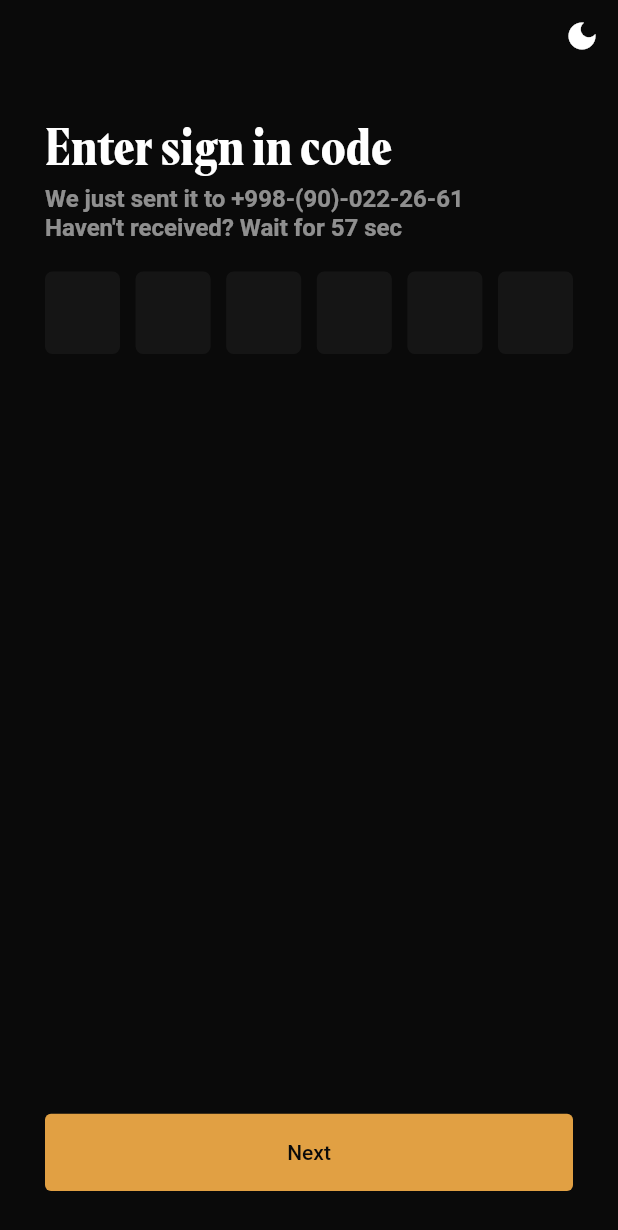
After one commit to FailureFox/smessanger, a Flutter app: the screen it shows after launch, swiped to page 3, on a phone screen of 412 x 824 dp. The commit adds this screen. Shown: the top 1230 px of the screen. Run offline on Flutter 3.47's test engine with Material 2 defaults, Android fonts, the phone set to English and light mode, and no system bars; drawn by our look-alikes of pin_code_fields; our stand-ins replace flutter_bloc, mask_text_input_formatter.

Commit message:
Auth-Ui-Building.

```diff
--- a/lib/src/bloc/auth_bloc/auth_bloc.dart
+++ b/lib/src/bloc/auth_bloc/auth_bloc.dart
@@ -25,5 +25,15 @@ class AuthBloc extends Bloc<AuthEvent, AuthState> {
     });
     on<AuthNumberChangeEvent>((event, emit) => emit(
         (state as AuthNumberInputState).copyWith(phoneNumber: event.number)));
+
+    on<AuthInputNextEvent>((event, emit) {
+      pageController.nextPage(
+          duration: const Duration(milliseconds: 200),
+          curve: Curves.fastOutSlowIn);
+    });
+
+    on<AuthVerifyNextEvent>((event, emit) => pageController.nextPage(
+        duration: const Duration(milliseconds: 200),
+        curve: Curves.fastOutSlowIn));
   }
 }
--- a/lib/src/bloc/auth_bloc/auth_event.dart
+++ b/lib/src/bloc/auth_bloc/auth_event.dart
@@ -11,3 +11,5 @@ class AuthNumberChangeEvent extends AuthEvent {
 class AuthWelcomeNextEvent extends AuthEvent {}
 
 class AuthInputNextEvent extends AuthEvent {}
+
+class AuthVerifyNextEvent extends AuthEvent {}
--- /dev/null
+++ b/lib/src/ui/pages/auth_pages/phone_verify_page.dart
@@ -0,0 +1,75 @@
+import 'package:flutter/material.dart';
+import 'package:pin_code_fields/pin_code_fields.dart';
+import 'package:provider/provider.dart';
+import 'package:smessanger/src/bloc/auth_bloc/auth_bloc_export.dart';
+
+class PhoneVerifyPage extends StatelessWidget {
+  const PhoneVerifyPage({Key? key}) : super(key: key);
+
+  @override
+  Widget build(BuildContext context) {
+    return Padding(
+      padding: const EdgeInsets.all(15.0),
+      child: Column(
+        crossAxisAlignment: CrossAxisAlignment.start,
+        children: [
+          Text(_Texts.verifyTitle,
+              style: Theme.of(context).textTheme.headline1),
+          const SizedBox(height: 5),
+          const Text(
+            _Texts.verifySubtitle +
+                ' +998-(90)-022-26-61\n' +
+                _Texts.verifySubtitle2 +
+                ' 57 sec',
+            style: TextStyle(fontSize: 16),
+          ),
+          const SizedBox(height: 20),
+          PinCodeTextField(
+              textStyle: Theme.of(context).textTheme.headline1,
+              backgroundColor: Colors.transparent,
+              showCursor: false,
+              pinTheme: PinTheme(
+                shape: PinCodeFieldShape.box,
+                activeColor: Colors.transparent,
+                disabledColor: Colors.transparent,
+                selectedColor: Colors.transparent,
+                inactiveColor: Colors.transparent,
+                activeFillColor: Theme.of(context)
+                    .inputDecorationTheme
+                    .fillColor!
+                    .withOpacity(0.7),
+                inactiveFillColor: Theme.of(context)
+                    .inputDecorationTheme
+                    .fillColor!
+                    .withOpacity(0.7),
+                selectedFillColor:
+                    Theme.of(context).inputDecorationTheme.fillColor,
+                borderRadius: BorderRadius.circular(5),
+                fieldHeight: 55,
+                fieldWidth: 50,
+              ),
+              enableActiveFill: true,
+              appContext: context,
+              length: 6,
+              onChanged: (value) {}),
+          const Spacer(),
+          SizedBox(
+              width: double.infinity,
+              height: MediaQuery.of(context).size.width / 8,
+              child: ElevatedButton(
+                  onPressed: () =>
+                      context.read<AuthBloc>().add(AuthVerifyNextEvent()),
+                  child: const Text(_Texts.buttonNext)))
+        ],
+      ),
+    );
+  }
+}
+
+class _Texts {
+  //phone verify
+  static const String verifyTitle = 'Enter sign in code';
+  static const String verifySubtitle = 'We just sent it to';
+  static const String verifySubtitle2 = "Haven't received? Wait for";
+  static const String buttonNext = 'Next';
+}
--- a/lib/src/ui/screens/auth_screen.dart
+++ b/lib/src/ui/screens/auth_screen.dart
@@ -3,6 +3,9 @@ import 'package:flutter_bloc/flutter_bloc.dart';
 import 'package:smessanger/src/bloc/app_bloc/app_bloc_export.dart';
 import 'package:smessanger/src/bloc/auth_bloc/auth_bloc_export.dart';
 import 'package:smessanger/src/ui/pages/auth_pages/auth_pages.dart';
+import 'package:smessanger/src/ui/pages/auth_pages/name_input_page.dart';
+import 'package:smessanger/src/ui/pages/auth_pages/number_input_page.dart';
+import 'package:smessanger/src/ui/pages/auth_pages/phone_verify_page.dart';
 import 'package:smessanger/src/ui/styles/colors.dart';
 
 class AuthScreen extends StatelessWidget {
@@ -48,7 +51,12 @@ class _AuthScreen extends StatelessWidget {
           child: PageView(
             physics: const NeverScrollableScrollPhysics(),
             controller: context.read<AuthBloc>().pageController,
-            children: const [WelcomePage(), NumberInputPage()],
+            children: const [
+              WelcomePage(),
+              NumberInputPage(),
+              PhoneVerifyPage(),
+              NameInputPage()
+            ],
           ),
         ),
       );
--- a/pubspec.yaml
+++ b/pubspec.yaml
@@ -39,6 +39,7 @@ dependencies:
   #other
   animate_icons: ^2.0.0
   mask_text_input_formatter: ^2.0.0
+  pin_code_fields: ^7.3.0
   #data
   shared_preferences: ^2.0.11
   flutter_secure_storage: ^5.0.2
```
Also changed, not shown: lib/src/ui/pages/auth_pages/auth_pages.dart (+1 -102 lines), lib/src/ui/pages/auth_pages/name_input_page.dart (added, +40 -0 lines), lib/src/ui/pages/auth_pages/number_input_page.dart (added, +107 -0 lines), pubspec.lock.
